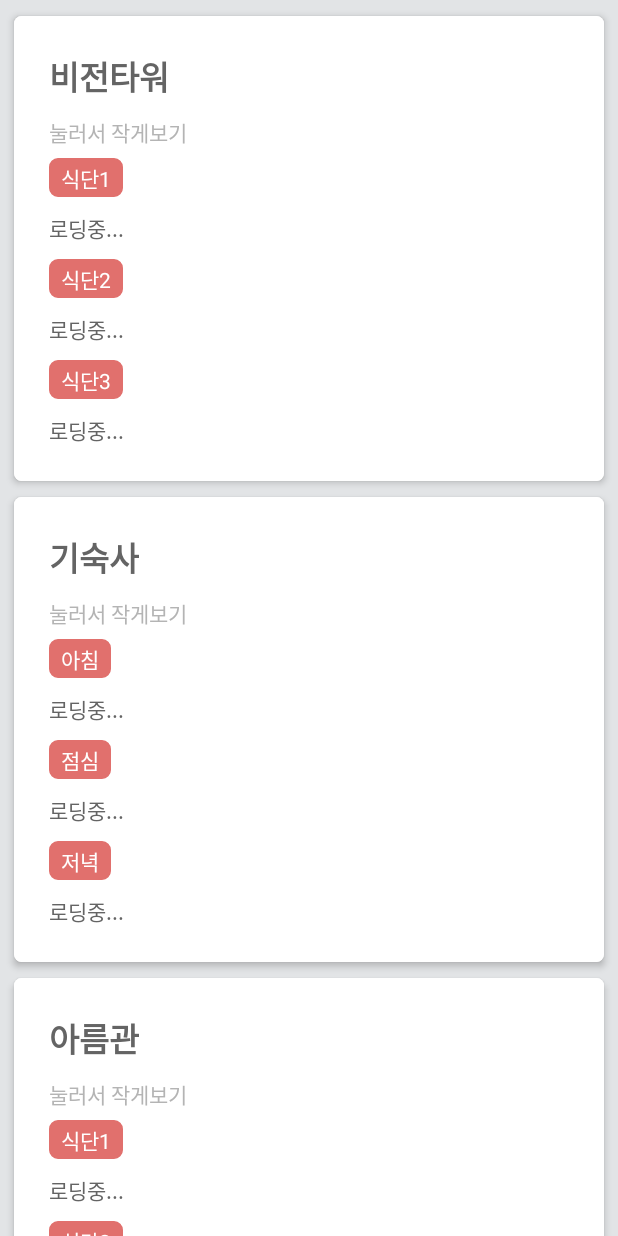
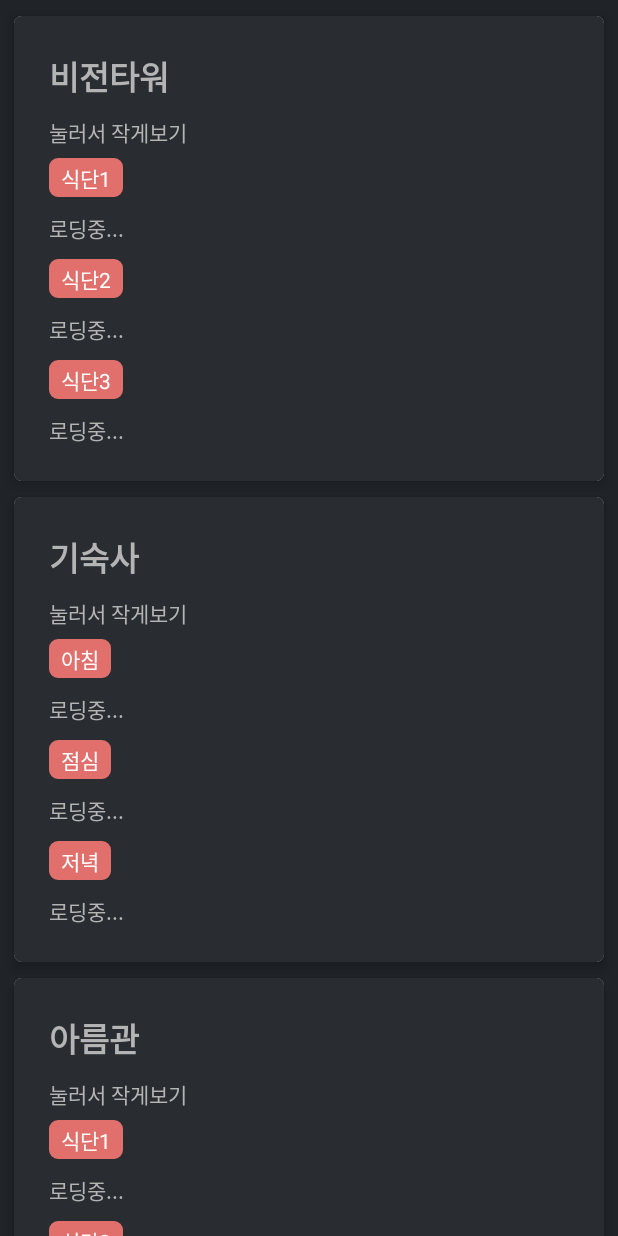
Before and after one commit to iveinvalue/GachonFood-android, an Android app: the layout activity_tabs_dark.xml on its own in the app's theme, with its tools: preview values and no code run, on a phone screen of 412 x 824 dp. Run offline under Robolectric (Android 15) with nearby library versions, the phone set to English and light mode, and no system bars; plain views replace PullRefreshLayout.

Commit message:
last update

```diff
--- a/app/src/main/res/layout/activity_tabs.xml
+++ b/app/src/main/res/layout/activity_tabs_dark.xml
@@ -3,7 +3,7 @@
     android:id="@+id/refresh"
     android:layout_width="fill_parent"
     android:layout_height="wrap_content"
-    android:background="#1A121F30">
+    android:background="#202429">
 
     <ScrollView
         android:layout_width="match_parent"
@@ -26,12 +26,12 @@
                 android:layout_marginRight="9dp"
                 android:layout_marginBottom="5dp"
                 card_view:cardCornerRadius="5dp"
-                card_view:cardElevation="3dp">
+                card_view:cardElevation="5dp">
 
                 <RelativeLayout
                     android:layout_width="match_parent"
                     android:layout_height="wrap_content"
-                    android:background="#ffffff"
+                    android:background="#292D31"
                     android:padding="23dp">
 
                     <TextView
@@ -39,7 +39,7 @@
                         android:layout_width="wrap_content"
                         android:layout_height="wrap_content"
                         android:text="비전타워"
-                        android:textColor="#ff646464"
+                        android:textColor="#B4B4B4"
                         android:textSize="22sp"
                         android:textStyle="bold" />
 
@@ -71,7 +71,7 @@
                         android:layout_below="@+id/text"
                         android:layout_marginTop="10dp"
                         android:text="로딩중..."
-                        android:textColor="#ff646464"
+                        android:textColor="#B4B4B4"
                         android:textSize="14sp"
                         android:visibility="visible" />
 
@@ -81,7 +81,7 @@
                         android:layout_height="0.3dp"
                         android:layout_below="@+id/content"
                         android:layout_marginTop="17dp"
-                        android:background="#ffffff"
+                        android:background="#292D31"
                         android:visibility="gone" />
 
                     <TextView
@@ -103,7 +103,7 @@
                         android:layout_below="@+id/text2"
                         android:layout_marginTop="10dp"
                         android:text="로딩중..."
-                        android:textColor="#ff646464"
+                        android:textColor="#B4B4B4"
                         android:textSize="14sp"
                         android:visibility="visible" />
 
@@ -135,7 +135,7 @@
                         android:layout_below="@+id/text3"
                         android:layout_marginTop="10dp"
                         android:text="로딩중..."
-                        android:textColor="#ff646464"
+                        android:textColor="#B4B4B4"
                         android:textSize="14sp"
                         android:visibility="visible" />
 
@@ -164,13 +164,13 @@
                 android:layout_marginTop="5dp"
                 android:layout_marginRight="9dp"
                 android:layout_marginBottom="5dp"
-                card_view:cardElevation="3dp"
+                card_view:cardElevation="5dp"
                 card_view:cardCornerRadius="5dp">
 
                 <RelativeLayout
                     android:layout_width="match_parent"
                     android:layout_height="wrap_content"
-                    android:background="#ffffff"
+                    android:background="#292D31"
                     android:padding="23dp">
 
                     <TextView
@@ -178,7 +178,7 @@
                         android:layout_width="wrap_content"
                         android:layout_height="wrap_content"
                         android:text="기숙사"
-                        android:textColor="#ff646464"
+                        android:textColor="#B4B4B4"
                         android:textSize="22sp"
                         android:textStyle="bold" />
 
@@ -209,7 +209,7 @@
                         android:layout_below="@+id/textq"
                         android:layout_marginTop="10dp"
                         android:text="로딩중..."
-                        android:textColor="#ff646464"
+                        android:textColor="#B4B4B4"
                         android:textSize="14sp" />
 
                     <View
@@ -239,7 +239,7 @@
                         android:layout_below="@+id/text2q"
                         android:layout_marginTop="10dp"
                         android:text="로딩중..."
-                        android:textColor="#ff646464"
+                        android:textColor="#B4B4B4"
                         android:textSize="14sp" />
 
                     <View
@@ -269,7 +269,7 @@
                         android:layout_below="@+id/text3q"
                         android:layout_marginTop="10dp"
                         android:text="로딩중..."
-                        android:textColor="#ff646464"
+                        android:textColor="#B4B4B4"
                         android:textSize="14sp" />
 
                     <TextView
@@ -298,13 +298,13 @@
                 android:layout_marginRight="9dp"
                 android:layout_marginBottom="5dp"
                 android:background="#000000"
-                card_view:cardElevation="3dp"
+                card_view:cardElevation="5dp"
                 card_view:cardCornerRadius="5dp">
 
                 <RelativeLayout
                     android:layout_width="match_parent"
                     android:layout_height="wrap_content"
-                    android:background="#ffffff"
+                    android:background="#292D31"
                     android:padding="23dp">
 
                     <TextView
@@ -312,7 +312,7 @@
                         android:layout_width="wrap_content"
                         android:layout_height="wrap_content"
                         android:text="아름관"
-                        android:textColor="#ff646464"
+                        android:textColor="#B4B4B4"
                         android:textSize="22sp"
                         android:textStyle="bold" />
 
@@ -343,7 +343,7 @@
                         android:layout_below="@+id/texta"
                         android:layout_marginTop="10dp"
                         android:text="로딩중..."
-                        android:textColor="#ff646464"
+                        android:textColor="#B4B4B4"
                         android:textSize="14sp" />
 
                     <View
@@ -373,7 +373,7 @@
                         android:layout_below="@+id/texta2"
                         android:layout_marginTop="10dp"
                         android:text="로딩중..."
-                        android:textColor="#ff646464"
+                        android:textColor="#B4B4B4"
                         android:textSize="14sp" />
 
                     <View
@@ -403,7 +403,7 @@
                         android:layout_below="@+id/texta3"
                         android:layout_marginTop="10dp"
                         android:text="로딩중..."
-                        android:textColor="#ff646464"
+                        android:textColor="#B4B4B4"
                         android:textSize="14sp" />
 
                     <TextView
@@ -430,14 +430,14 @@
                 android:layout_marginLeft="9dp"
                 android:layout_marginTop="5dp"
                 android:layout_marginRight="9dp"
-                android:layout_marginBottom="10dp"
-                card_view:cardElevation="3dp"
+                android:layout_marginBottom="5dp"
+                card_view:cardElevation="5dp"
                 card_view:cardCornerRadius="5dp">
 
                 <RelativeLayout
                     android:layout_width="match_parent"
                     android:layout_height="wrap_content"
-                    android:background="#ffffff"
+                    android:background="#292D31"
                     android:padding="23dp">
 
                     <TextView
@@ -445,7 +445,7 @@
                         android:layout_width="wrap_content"
                         android:layout_height="wrap_content"
                         android:text="창조관"
-                        android:textColor="#ff646464"
+                        android:textColor="#B4B4B4"
                         android:textSize="22sp"
                         android:textStyle="bold" />
 
@@ -474,9 +474,9 @@
                         android:layout_width="wrap_content"
                         android:layout_height="wrap_content"
                         android:layout_below="@+id/textab"
-                        android:layout_marginTop="20dp"
+                        android:layout_marginTop="10dp"
                         android:text="로딩중..."
-                        android:textColor="#ff646464"
+                        android:textColor="#B4B4B4"
                         android:textSize="14sp" />
 
                     <View
@@ -506,7 +506,7 @@
                         android:layout_below="@+id/textab2"
                         android:layout_marginTop="10dp"
                         android:text="로딩중..."
-                        android:textColor="#ff646464"
+                        android:textColor="#B4B4B4"
                         android:textSize="14sp" />
 
                     <View
@@ -536,7 +536,7 @@
                         android:layout_below="@+id/textab3"
                         android:layout_marginTop="10dp"
                         android:text="로딩중..."
-                        android:textColor="#ff646464"
+                        android:textColor="#B4B4B4"
                         android:textSize="14sp" />
 
                     <TextView
```
Also changed, not shown: app/src/main/java/com/jungcode/gachonfood/gachonfood/MainActivity.java (+57 -3 lines), app/src/main/java/com/jungcode/gachonfood/gachonfood/activity_tabs.java (+29 -11 lines), 1 other file.
